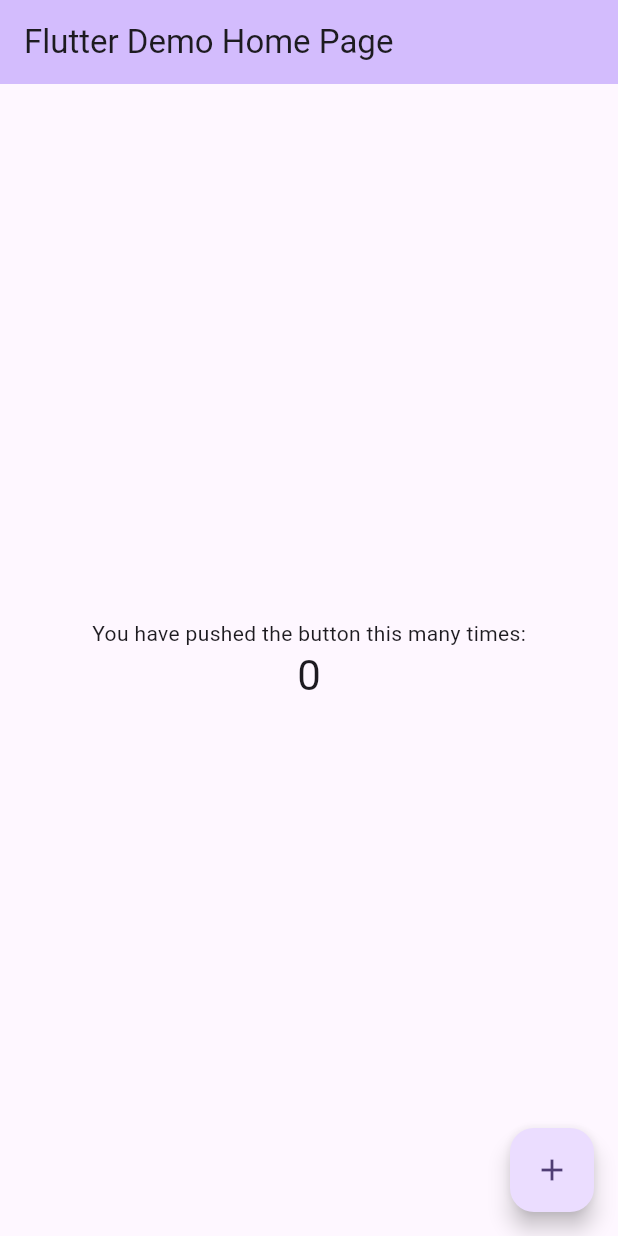
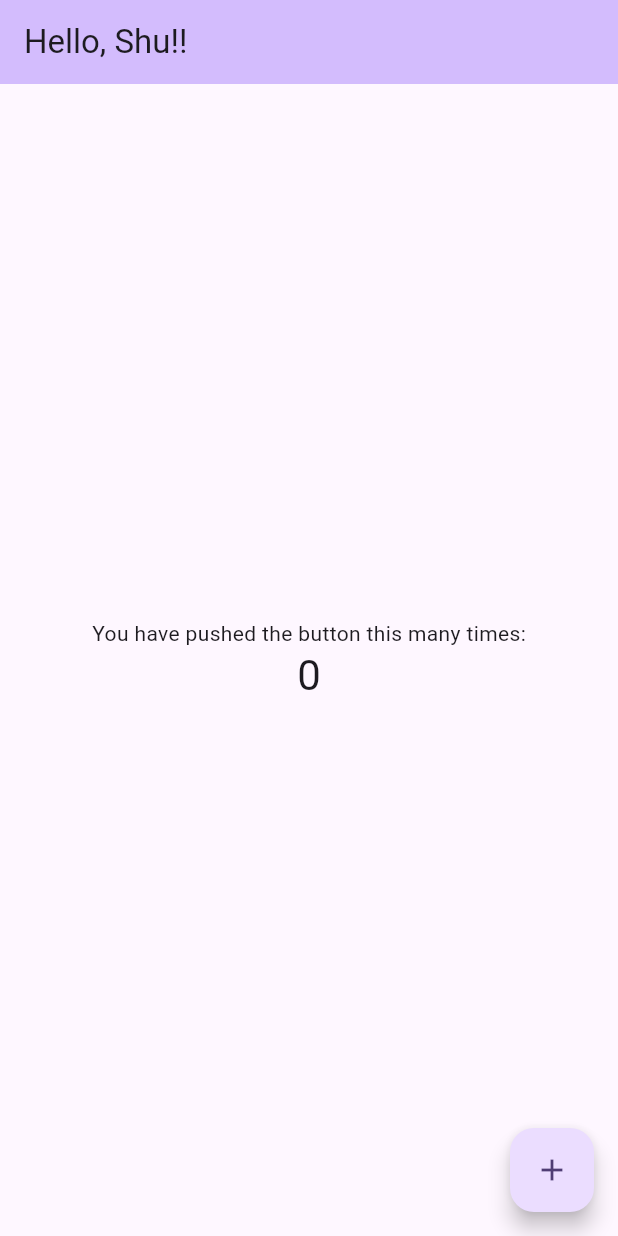
Before and after one commit to shumatsumoto/flutter_demo_app, a Flutter app: the screen it shows after launch, on a phone screen of 412 x 824 dp. Run offline on Flutter 3.47's test engine with Material 2 defaults, Android fonts, the phone set to English and light mode, and no system bars.

Commit message:
appBar タイトル変更

```diff
--- a/lib/main.dart
+++ b/lib/main.dart
@@ -14,7 +14,7 @@ class MyApp extends StatelessWidget {
         colorScheme: ColorScheme.fromSeed(seedColor: Colors.deepPurple),
         useMaterial3: true,
       ),
-      home: const MyHomePage(title: 'Flutter Demo Home Page'),
+      home: const MyHomePage(title: 'Hello, Shu!!'),
     );
   }
 }
```
